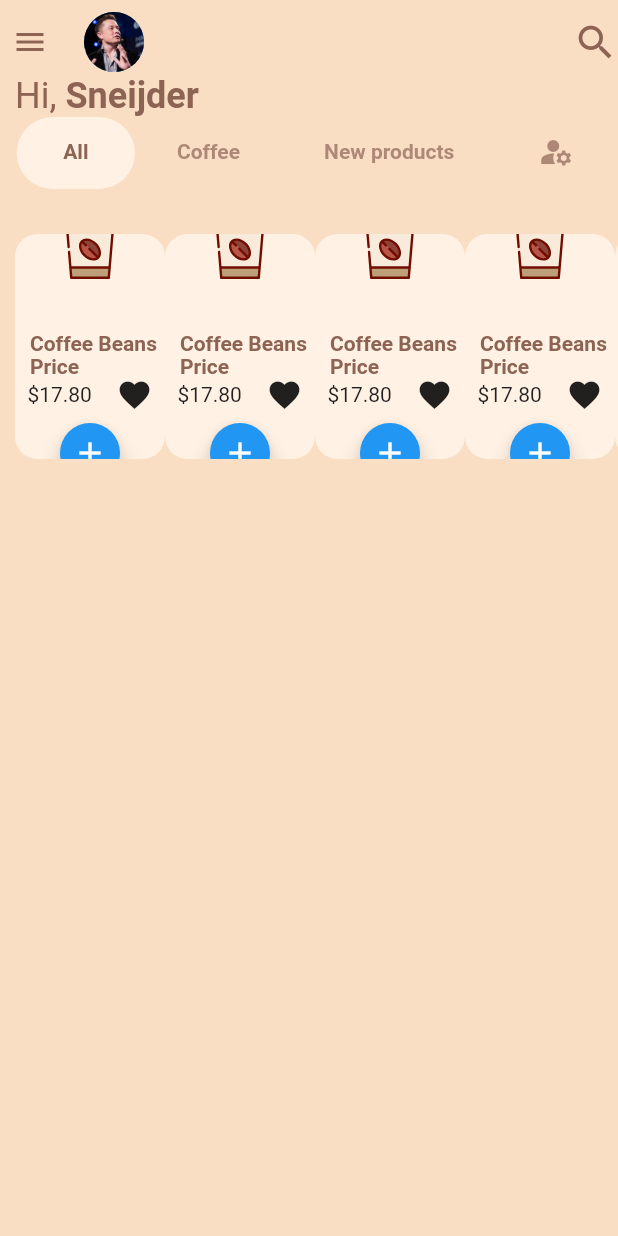
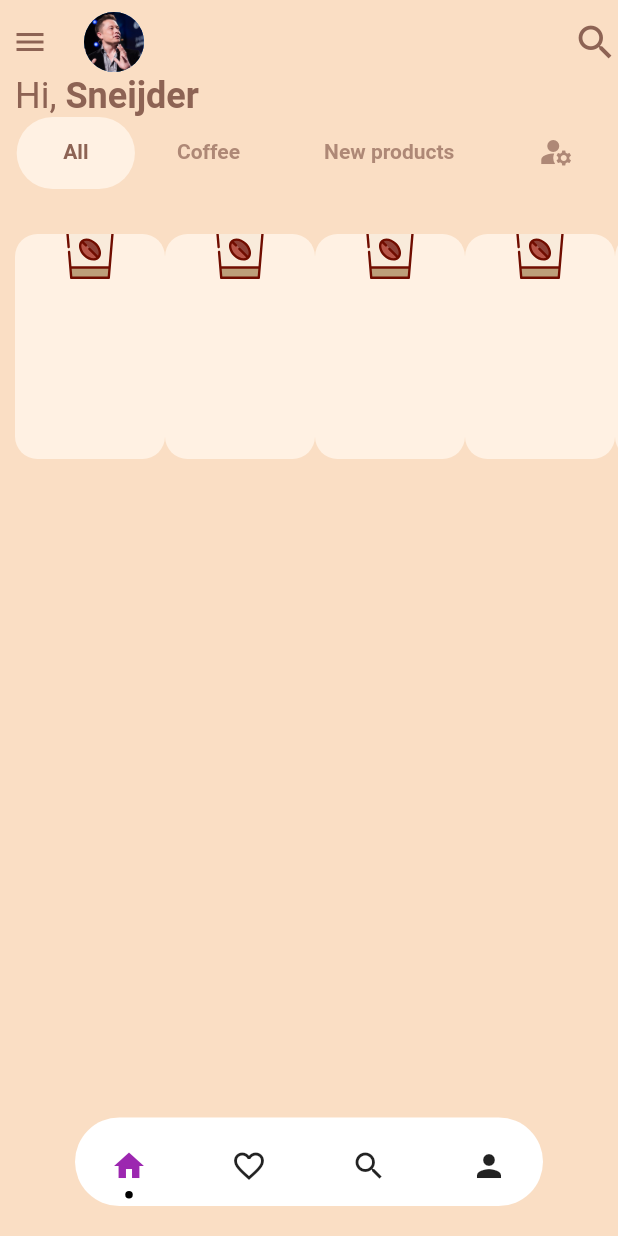
Before and after one commit to KriacoesMobile/onboard_screen, a Flutter app: the HomePage screen opened by its route, on a phone screen of 412 x 824 dp. Run offline on Flutter 3.47's test engine with Material 2 defaults, Android fonts, the phone set to English and light mode, and no system bars; drawn by our look-alikes of dot_navigation_bar; our stand-ins replace flutter_svg.

```diff
--- a/lib/main.dart
+++ b/lib/main.dart
@@ -1,4 +1,5 @@
 import 'package:coffee/page/home_page.dart';
+import 'package:coffee/test.dart';
 import 'package:flutter/material.dart';
 import 'package:coffee/onboard_screen.dart';
 
@@ -15,7 +16,8 @@ class MyApp extends StatelessWidget {
         initialRoute: '/',
         routes: {
           '/': (context) => const OnboardScreen(),
-          '/home': (context) =>  HomePage()
+          '/home': (context) => const HomePage(),
+          '/test': (context) => const Test()
         },
       );
 }
--- a/lib/page/home_page.dart
+++ b/lib/page/home_page.dart
@@ -1,6 +1,6 @@
 import 'package:coffee/constant/const.dart';
 import 'package:flutter/material.dart';
-import 'package:flutter/services.dart';
+import 'package:dot_navigation_bar/dot_navigation_bar.dart';
 import 'package:flutter_svg/flutter_svg.dart';
 
 class HomePage extends StatefulWidget {
@@ -11,6 +11,8 @@ class HomePage extends StatefulWidget {
 }
 
 class _HomePageState extends State<HomePage> {
+  int _currentIndex = 0;
+
   @override
   Widget build(BuildContext context) {
     return Scaffold(
@@ -89,6 +91,7 @@ class _HomePageState extends State<HomePage> {
               child: ListView.builder(
                 itemCount: 5,
                 shrinkWrap: true,
+                physics: BouncingScrollPhysics(),
                 scrollDirection: Axis.horizontal,
                 itemBuilder: (context, index) => Container(
                   width: 100,
@@ -108,56 +111,90 @@ class _HomePageState extends State<HomePage> {
                           width: 50,
                         ),
                       ),
-                      Positioned(
-                        bottom: -20,
-                        child: FloatingActionButton(
-                            heroTag: '$index',
-                            mini: true,
-                            onPressed: () {},
-                            child: const Icon(Icons.add)),
-                      ),
-                      const Positioned(
-                        top: 65,
-                        left: 10,
-                        child: Text(
-                          'Coffee Beans',
-                          style: TextStyle(
-                            color: onboardcolor,
-                            fontWeight: FontWeight.bold,
-                          ),
-                        ),
-                      ),
-                      const Positioned(
-                        top: 80,
-                        left: 10,
-                        child: Text(
-                          'Price',
-                          style: TextStyle(
-                            color: onboardcolor,
-                            fontWeight: FontWeight.bold,
-                          ),
-                        ),
-                      ),
-                      Positioned(
-                        top: 95,
-                        child: SizedBox(
-                            width: 100,
-                            child: Row(
-                                mainAxisAlignment:
-                                    MainAxisAlignment.spaceAround,
-                                children: [
-                                  Text('\$17.80'),
-                                  Icon(Icons.favorite)
-                                ])),
-                      )
+                      // Positioned(
+                      //   bottom: -20,
+                      //   child: FloatingActionButton(
+                      //       heroTag: '$index',
+                      //       mini: true,
+                      //       onPressed: () {},
+                      //       child: const Icon(Icons.add)),
+                      // ),
+                      // const Positioned(
+                      //   top: 65,
+                      //   left: 10,
+                      //   child: Text(
+                      //     'Coffee Beans',
+                      //     style: TextStyle(
+                      //       color: onboardcolor,
+                      //       fontWeight: FontWeight.bold,
+                      //     ),
+                      //   ),
+                      // ),
+                      // const Positioned(
+                      //   top: 80,
+                      //   left: 10,
+                      //   child: Text(
+                      //     'Price',
+                      //     style: TextStyle(
+                      //       color: onboardcolor,
+                      //       fontWeight: FontWeight.bold,
+                      //     ),
+                      //   ),
+                      // ),
+                      // Positioned(
+                      //   top: 95,
+                      //   child: SizedBox(
+                      //       width: 100,
+                      //       child: Row(
+                      //           mainAxisAlignment:
+                      //               MainAxisAlignment.spaceAround,
+                      //           children: const [
+                      //             Text('\$17.80'),
+                      //             Icon(Icons.favorite)
+                      //           ])),
+                      // )
                     ],
                   ),
                 ),
               ),
-            )
+            ),
           ],
         ),
       ),
+      bottomNavigationBar: DotNavigationBar(
+        currentIndex: _currentIndex,
+        onTap: _handleIndexChanged,
+        dotIndicatorColor: Colors.black,
+        items: [
+          /// Home
+          DotNavigationBarItem(
+            icon: Icon(Icons.home),
+            selectedColor: Colors.purple,
+          ),
+
+          /// Likes
+          DotNavigationBarItem(
+            icon: Icon(Icons.favorite_border),
+            selectedColor: Colors.pink,
+          ),
+
+          /// Search
+          DotNavigationBarItem(
+            icon: Icon(Icons.search),
+            selectedColor: Colors.orange,
+          ),
+
+          /// Profile
+          DotNavigationBarItem(
+            icon: Icon(Icons.person),
+            selectedColor: Colors.teal,
+          ),
+        ],
+      ),
     );
   }
+
+  _handleIndexChanged(int value) {
+    setState(() => _currentIndex = value);
+  }
 }
```
Also changed, not shown: lib/test.dart (added, +40 -0 lines), pubspec.yaml (+2 -7 lines), flutter_01.png (added), pubspec.lock, 1 other file.
